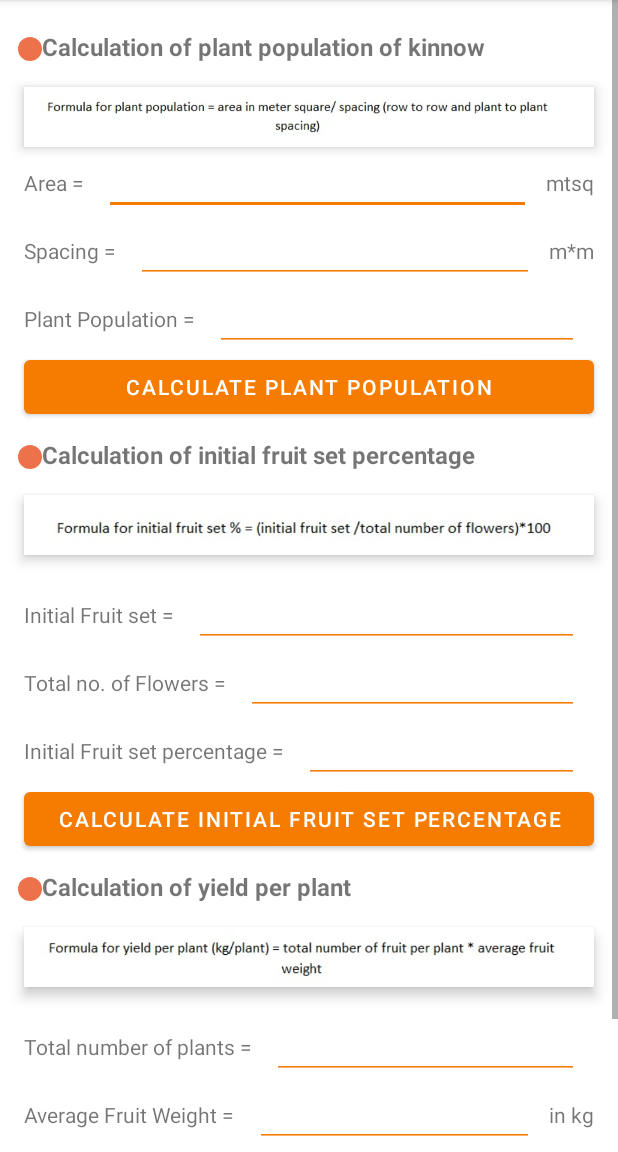
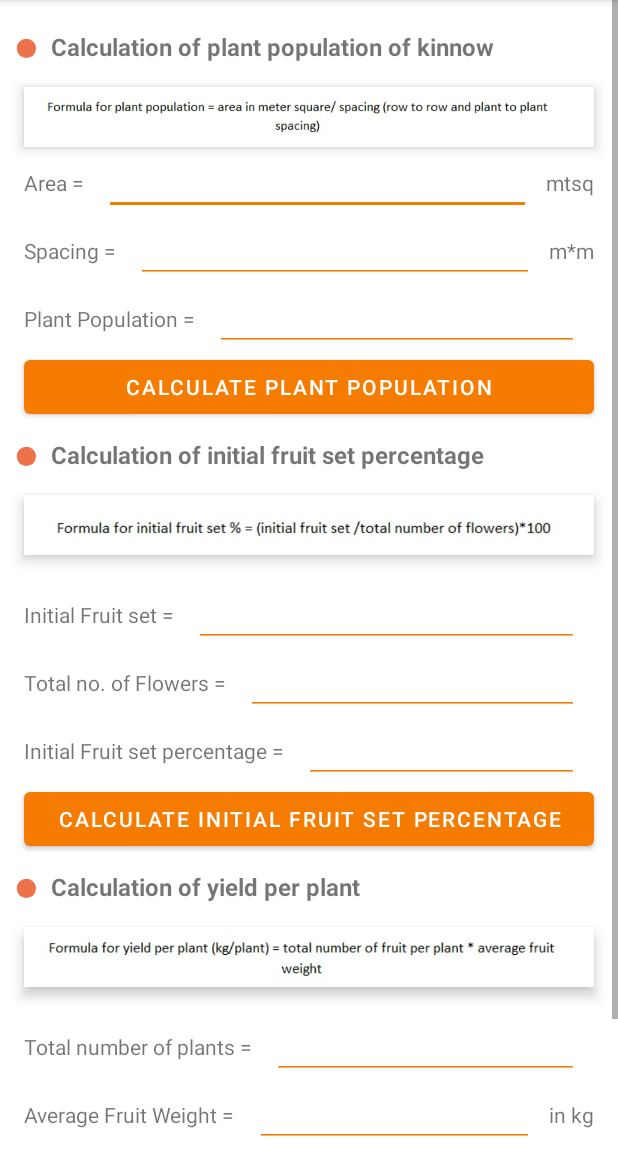
Before and after one commit to ranjan20000516/agriculture, an Android app: the FormulationActivity screen opened directly, with no data from a screen before it, on a phone screen of 412 x 824 dp, the part 84-1236 px from its top. Run offline under Robolectric (Android 15) with nearby library versions, the light colour scheme and no system bars; Roboto replaces fonts that are not available here.

Commit message:
CSV changes and icon size chanegs

```diff
--- a/app/src/main/assets/data.csv
+++ b/app/src/main/assets/data.csv
@@ -36,7 +36,7 @@ Concentration of liquid foods reduces the expenses involved in transportation, s
 #HJamqq
 Jam is unpeeled and lye peeled kinnow segments. The jam was concentrated to 70°B, packed in airtight glass jars and stored under ambient condition (16–20 °C) for 105 days. Bitterness didn’t occur in jam prepared from lye peeled segments till 105 days, whereas there was a sign of bitterness reported in jam prepared using unpeeled segments after 30 days, which gradually increased during storage. The prepared jam had TSS (70°B), acidity (1.34%), ascorbic acid (26.33 mg/100 ml of juice), total sugars (61.05%), flavor (8.33) and color (8.13).
 "
-23,0,Formulation of Kinnow,,document 9
+23,0,Computation of parameters in Kinnow,,document 9
 8,0,Contact Us,,document 8
 9,2,Propagation of Kinnow,doc,"#Ipropagation.jpegqq• The propagation of mandarin orange is largely through seed, except the `Nagpur' and `Emperor' varieties, which are propagated by budding. Like other citrus species, the seed is polyembryonic. qq• Therefore, while propagating by seed, the sexual seedlings, which are usually stunted and poor, are rogued out and the rest that are produced from the cells of the nucellus are allowed to grow. The seedlings, thus selected, are more or less uniform in growth and production. They are, however, late in bearing and remain tall and slender. qq• Budded plants do not suffer from these defects. The kinnow mandarin is usually budded on rough lemon (jambhiri, Soh-myndong or jatli khatti) rootstock. qq• The kinnow is also budded on the kharna khatta rootstock."
 10,2,Plantation,doc,"#Iplantation.jpegqqThe planting of kinnow should be done on the onset of monsoon from the middle of July up to end of September. The plantation of the wind breaks such as Shisham, Mulberry seeding, Mango, Jamun, Guava and Aonla etc. on the boundaries of orchard in double row helps to minimize the effect of strong winds."
--- a/app/src/main/java/com/example/agriculture/adapter/InfoAdapter.java
+++ b/app/src/main/java/com/example/agriculture/adapter/InfoAdapter.java
@@ -50,7 +50,7 @@ public class InfoAdapter extends RecyclerView.Adapter<InfoAdapter.infoViewHolder
                    context.startActivity(new Intent(context, ContactUsActivity.class));
                    return;
                }
-               if(data.get(position).getName().equalsIgnoreCase("Formulation of Kinnow")){
+               if(data.get(position).getName().equalsIgnoreCase("Computation of parameters in Kinnow")){
                    context.startActivity(new Intent(context, FormulationActivity.class));
                    return;
                }
--- a/app/src/main/res/drawable/ic_baseline_fiber_manual_record_24.xml
+++ b/app/src/main/res/drawable/ic_baseline_fiber_manual_record_24.xml
@@ -1,5 +1,5 @@
-<vector android:height="20dp" android:tint="#ED714B"
+<vector android:height="16dp" android:tint="#ED714B"
     android:viewportHeight="20" android:viewportWidth="20"
-    android:width="20dp" xmlns:android="http://schemas.android.com/apk/res/android">
+    android:width="16dp" xmlns:android="http://schemas.android.com/apk/res/android">
     <path android:fillColor="@android:color/white" android:pathData="M12,12m-8,0a8,8 0,1 1,16 0a8,8 0,1 1,-16 0"/>
 </vector>
--- a/app/src/main/res/layout/activity_formulation.xml
+++ b/app/src/main/res/layout/activity_formulation.xml
@@ -16,6 +16,7 @@
             android:textSize="16sp"
             android:textStyle="bold"
             android:layout_gravity="center"
+            android:drawablePadding="10dp"
             android:drawableLeft="@drawable/ic_baseline_fiber_manual_record_24"
             android:text="Calculation of plant population of kinnow"
             android:layout_width="match_parent"
@@ -124,6 +125,7 @@
             android:paddingLeft="8dp"
             android:textSize="16sp"
             android:textStyle="bold"
+            android:drawablePadding="10dp"
             android:layout_gravity="center"
             android:drawableLeft="@drawable/ic_baseline_fiber_manual_record_24"
             android:text="Calculation of initial fruit set percentage"
@@ -216,6 +218,7 @@
             android:textStyle="bold"
             android:layout_gravity="center"
             android:drawableLeft="@drawable/ic_baseline_fiber_manual_record_24"
+            android:drawablePadding="10dp"
             android:text="Calculation of yield per plant"
             android:layout_width="match_parent"
             android:layout_height="wrap_content"/>
```
